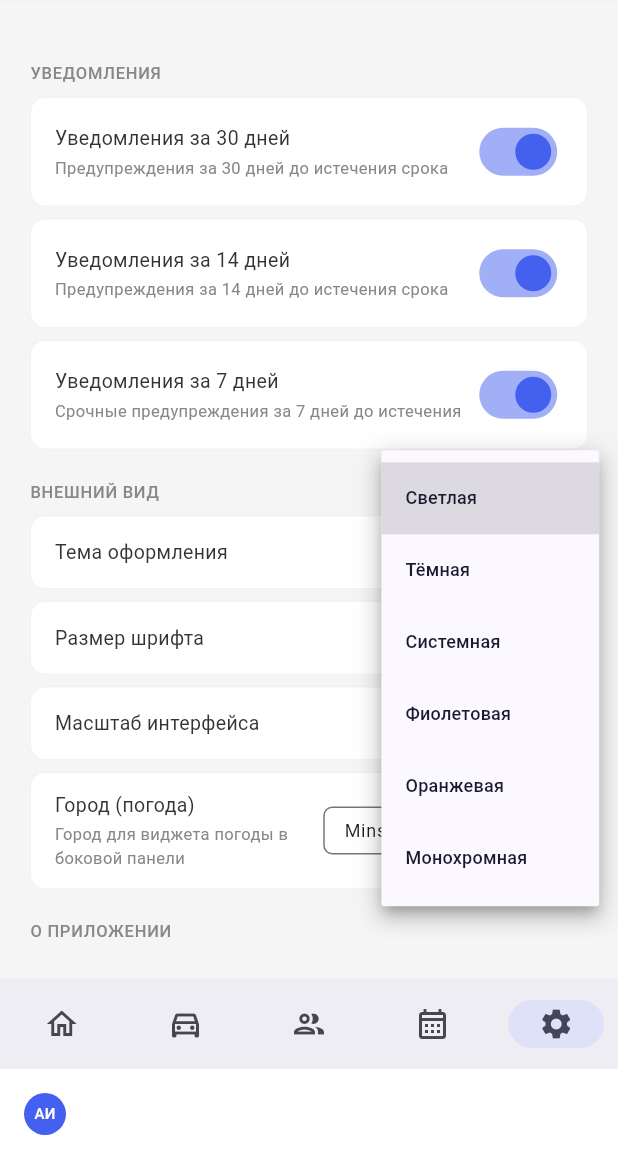
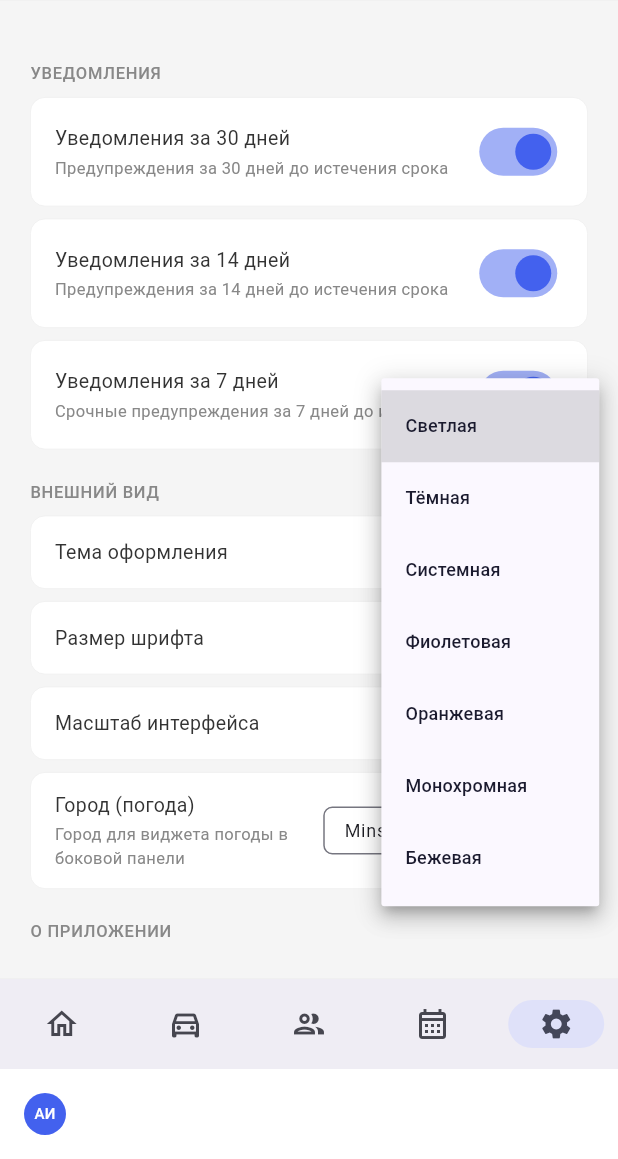
Before and after one commit to VkSun/ATControl, a Flutter app: the SettingsScreen screen opened by its route, after a tap on "Светлая", on a phone screen of 412 x 824 dp, the part 77-1236 px from its top. Run offline on Flutter 3.47's test engine with Material 3 defaults, Android fonts, the phone set to English and light mode, and no system bars; our stand-ins replace file_picker, flutter_local_notifications, flutter_riverpod, go_router, package_info_plus, shared_preferences and 1 more; missing offline and left inert: gotrue, launch_at_startup, local_notifier, tray_manager, window_manager; accounts and stored records are empty; generated files the repository leaves out were written again; network calls fail.

Commit message:
feat(theme): add Бежевая (beige) theme
Fourth theme — warm cream background (#F3ECE0), mustard-gold accent
(#C9962F), styled after a fourth reference mockup. The reference uses
black feature cards; kept cards white here since dark cards would
hurt readability of this app's data tables/lists, which is most of
the UI.

flutter analyze clean (45, baseline), all 163 tests pass.

Co-Authored-By: Claude Fable 5 <noreply@anthropic.com>
Claude-Session: https://claude.ai/code/session_01DkgpfqtYtWsXc5FYhAC5yA

```diff
--- a/lib/screens/settings/settings_screen.dart
+++ b/lib/screens/settings/settings_screen.dart
@@ -120,8 +120,9 @@ class SettingsScreen extends ConsumerWidget {
                     AppThemeMode.purple => 'Фиолетовая',
                     AppThemeMode.orange => 'Оранжевая',
                     AppThemeMode.mono => 'Монохромная',
+                    AppThemeMode.beige => 'Бежевая',
                   },
-                  options: const ['Светлая', 'Тёмная', 'Системная', 'Фиолетовая', 'Оранжевая', 'Монохромная'],
+                  options: const ['Светлая', 'Тёмная', 'Системная', 'Фиолетовая', 'Оранжевая', 'Монохромная', 'Бежевая'],
                   onChanged: (v) {
                     ref.read(themeModeProvider.notifier).set(switch (v) {
                       'Светлая' => AppThemeMode.light,
@@ -129,6 +130,7 @@ class SettingsScreen extends ConsumerWidget {
                       'Фиолетовая' => AppThemeMode.purple,
                       'Оранжевая' => AppThemeMode.orange,
                       'Монохромная' => AppThemeMode.mono,
+                      'Бежевая' => AppThemeMode.beige,
                       _ => AppThemeMode.system,
                     });
                   },
--- a/lib/utils/theme.dart
+++ b/lib/utils/theme.dart
@@ -7,7 +7,7 @@ import 'brand_colors.dart';
 /// Раздельно от Flutter-овского ThemeMode: помимо светлая/тёмная/системная
 /// сюда добавляются именованные цветовые темы (см. AppTheme.purpleTheme) —
 /// они переключаются тем же селектором в Настройках, добавляются по одной.
-enum AppThemeMode { light, dark, system, purple, orange, mono }
+enum AppThemeMode { light, dark, system, purple, orange, mono, beige }
 
 final themeModeProvider =
     StateNotifierProvider<_ThemePref, AppThemeMode>((_) => _ThemePref());
@@ -65,6 +65,7 @@ class AppTheme {
   static const _purpleAccent = Color(0xFF6C5DD3);
   static const _orangeAccent = Color(0xFFFF7A30);
   static const _monoAccent = Color(0xFF5A5A5A);
+  static const _beigeAccent = Color(0xFFC9962F);
 
   static ThemeData lightTheme = ThemeData(
     useMaterial3: true,
@@ -359,6 +360,68 @@ class AppTheme {
       ),
     ],
   );
+
+  // Бежевая: четвёртый референс — тёплый кремовый фон, горчично-золотой
+  // акцент. Карточки в референсе чёрные, но здесь оставлены белыми — тёмные
+  // карточки плохо подходят под таблицы/списки, которые тут в основном.
+  static ThemeData beigeTheme = ThemeData(
+    useMaterial3: true,
+    colorScheme: ColorScheme.fromSeed(
+      seedColor: _beigeAccent,
+      brightness: Brightness.light,
+    ),
+    scaffoldBackgroundColor: const Color(0xFFF3ECE0),
+    cardColor: Colors.white,
+    appBarTheme: const AppBarTheme(
+      backgroundColor: Colors.white,
+      foregroundColor: Color(0xFF1A1A2E),
+      elevation: 0,
+      surfaceTintColor: Colors.transparent,
+    ),
+    dialogTheme: const DialogThemeData(
+      backgroundColor: Colors.white,
+      surfaceTintColor: Colors.transparent,
+      titleTextStyle: TextStyle(fontSize: 18, fontWeight: FontWeight.w600, color: Color(0xFF1A1A2E)),
+      contentTextStyle: TextStyle(fontSize: 13, color: Color(0xFF333333)),
+    ),
+    textTheme: const TextTheme(
+      bodyMedium: TextStyle(fontSize: 13, color: Color(0xFF333333)),
+      bodySmall: TextStyle(fontSize: 11, color: Color(0xFF888888)),
+      titleMedium: TextStyle(fontSize: 14, fontWeight: FontWeight.w500, color: Color(0xFF1A1A2E)),
+    ),
+    filledButtonTheme: FilledButtonThemeData(
+      style: FilledButton.styleFrom(
+        backgroundColor: _beigeAccent,
+        foregroundColor: Colors.white,
+      ),
+    ),
+    outlinedButtonTheme: OutlinedButtonThemeData(
+      style: OutlinedButton.styleFrom(
+        foregroundColor: _beigeAccent,
+        side: const BorderSide(color: _beigeAccent),
+      ),
+    ),
+    textButtonTheme: TextButtonThemeData(
+      style: TextButton.styleFrom(foregroundColor: _beigeAccent),
+    ),
+    extensions: const [
+      AppColors(
+        accent: _beigeAccent,
+        danger: _danger,
+        amber: _amber,
+        success: _green,
+        sidebarBg: Colors.white,
+        sidebarActive: _beigeAccent,
+        tableBorder: Color(0xFFEBE1CF),
+        badgeRed: Color(0xFFFCEBEB),
+        badgeRedText: Color(0xFFA32D2D),
+        badgeAmber: Color(0xFFFAEEDA),
+        badgeAmberText: Color(0xFF854F0B),
+        badgeGreen: Color(0xFFEAF3DE),
+        badgeGreenText: Color(0xFF3B6D11),
+      ),
+    ],
+  );
 }
 
 class AppColors extends ThemeExtension<AppColors> {
@@ -427,6 +490,7 @@ final resolvedThemeProvider = Provider<ThemeData>((ref) {
     AppThemeMode.purple => AppTheme.purpleTheme,
     AppThemeMode.orange => AppTheme.orangeTheme,
     AppThemeMode.mono => AppTheme.monoTheme,
+    AppThemeMode.beige => AppTheme.beigeTheme,
     AppThemeMode.light || AppThemeMode.system => AppTheme.lightTheme,
   };
 });
```
